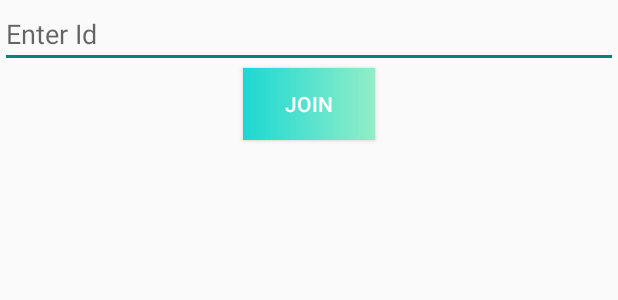
After one commit to IllTushar/CovidCareApp, an Android app: the layout activity_selected_doctors.xml on its own in the app's theme, with its tools: preview values and no code run, on a phone screen of 412 x 824 dp. The commit adds this screen. Shown: the top 300 px of the screen. Run offline under Robolectric (Android 15) with nearby library versions, the phone set to English and light mode, and no system bars; network calls fail.

Commit message:
Second Commit

```diff
--- a/app/build.gradle
+++ b/app/build.gradle
@@ -8,7 +8,7 @@ android {
 
     defaultConfig {
         applicationId "com.example.covidcareapp"
-        minSdk 21
+        minSdk 23
         targetSdk 29
         versionCode 1
         versionName "1.0"
@@ -45,6 +45,7 @@ dependencies {
     implementation 'com.google.android.gms:play-services-maps:17.0.0'
     implementation 'com.google.android.gms:play-services-location:18.0.0'
     testImplementation 'junit:junit:4.+'
+    implementation ('org.jitsi.react:jitsi-meet-sdk:2.+') { transitive = true }
     androidTestImplementation 'androidx.test.ext:junit:1.1.3'
     androidTestImplementation 'androidx.test.espresso:espresso-core:3.4.0'
     implementation 'com.android.volley:volley:1.2.1'
--- a/app/src/main/AndroidManifest.xml
+++ b/app/src/main/AndroidManifest.xml
@@ -8,7 +8,8 @@
     -->
     <uses-permission android:name="android.permission.ACCESS_FINE_LOCATION" />
     <uses-permission android:name="android.permission.INTERNET" />
-  <uses-permission android:name="android.permission.ACCESS_COARSE_LOCATION"/>
+    <uses-permission android:name="android.permission.ACCESS_COARSE_LOCATION" />
+
     <application
         android:allowBackup="true"
         android:icon="@mipmap/ic_launcher"
@@ -16,6 +17,9 @@
         android:roundIcon="@mipmap/ic_launcher_round"
         android:supportsRtl="true"
         android:theme="@style/Theme.CovidCareApp">
+        <activity
+            android:name=".SelectedDoctors"
+            android:exported="true" />
         <activity
             android:name=".MapActivity"
             android:exported="true" />
--- a/app/src/main/java/com/example/covidcareapp/DashBoardActivity.java
+++ b/app/src/main/java/com/example/covidcareapp/DashBoardActivity.java
@@ -1,6 +1,4 @@
 package com.example.covidcareapp;
-
-import androidx.appcompat.app.AppCompatActivity;
 
 import android.content.Intent;
 import android.graphics.Color;
@@ -9,6 +7,8 @@ import android.view.View;
 import android.widget.Button;
 import android.widget.TextView;
 import android.widget.Toast;
+
+import androidx.appcompat.app.AppCompatActivity;
 
 import com.android.volley.Request;
 import com.android.volley.RequestQueue;
@@ -42,7 +42,7 @@ public class DashBoardActivity extends AppCompatActivity {
         btnNearestHospital.setOnClickListener(new View.OnClickListener() {
             @Override
             public void onClick(View v) {
-                startActivity(new Intent(getApplicationContext(),MapActivity.class));
+                startActivity(new Intent(getApplicationContext(),SelectedDoctors.class));
             }
         });
         pieChart = findViewById(R.id.piechart);
--- /dev/null
+++ b/app/src/main/res/layout/activity_selected_doctors.xml
@@ -0,0 +1,22 @@
+<?xml version="1.0" encoding="utf-8"?>
+<LinearLayout xmlns:android="http://schemas.android.com/apk/res/android"
+    xmlns:app="http://schemas.android.com/apk/res-auto"
+    xmlns:tools="http://schemas.android.com/tools"
+    android:layout_width="match_parent"
+    android:layout_height="match_parent"
+    tools:context=".SelectedDoctors"
+    android:orientation="vertical">
+<EditText
+    android:id="@+id/ID"
+    android:layout_width="match_parent"
+    android:layout_height="wrap_content"
+    android:hint="Enter Id"/>
+    <Button
+        android:id="@+id/join"
+        android:layout_width="wrap_content"
+        android:layout_height="wrap_content"
+        android:layout_gravity="center"
+        android:background="@drawable/gradient"
+        android:text="Join"
+        android:textColor="@color/white"/>
+</LinearLayout>
--- a/build.gradle
+++ b/build.gradle
@@ -1,6 +1,7 @@
 // Top-level build file where you can add configuration options common to all sub-projects/modules.
 buildscript {
     repositories {
+
         google()
         mavenCentral()
         maven { url 'https://jitpack.io' }
--- a/settings.gradle
+++ b/settings.gradle
@@ -1,6 +1,9 @@
 dependencyResolutionManagement {
     repositoriesMode.set(RepositoriesMode.FAIL_ON_PROJECT_REPOS)
     repositories {
+        maven {
+            url "https://github.com/jitsi/jitsi-maven-repository/raw/master/releases"
+        }
         google()
         mavenCentral()
       //  jcenter() // Warning: this repository is going to shut down soon
```
Also changed, not shown: app/src/main/java/com/example/covidcareapp/SelectedDoctors.java (added, +51 -0 lines).
